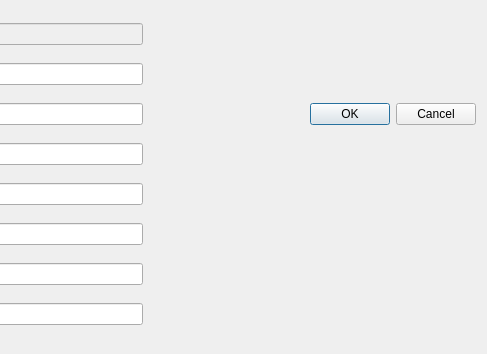
The window that Ui_Form.ui (water-law/Zoomer) describes before a commit, drawn with Qt 5; both pictures show x 243 to 730 and y 0 to 354 of the 730 by 354 pixel window.
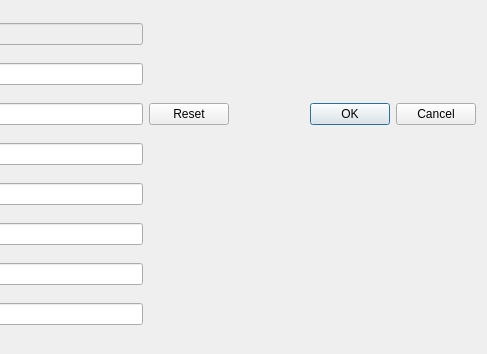
The same window after the commit.

Patch:
```diff
--- a/Ui_Form.ui
+++ b/Ui_Form.ui
@@ -43,7 +43,7 @@
       <enum>Qt::Horizontal</enum>
      </property>
      <property name="standardButtons">
-      <set>QDialogButtonBox::Cancel|QDialogButtonBox::Ok</set>
+      <set>QDialogButtonBox::Cancel|QDialogButtonBox::Ok|QDialogButtonBox::Reset</set>
      </property>
     </widget>
    </item>
```
